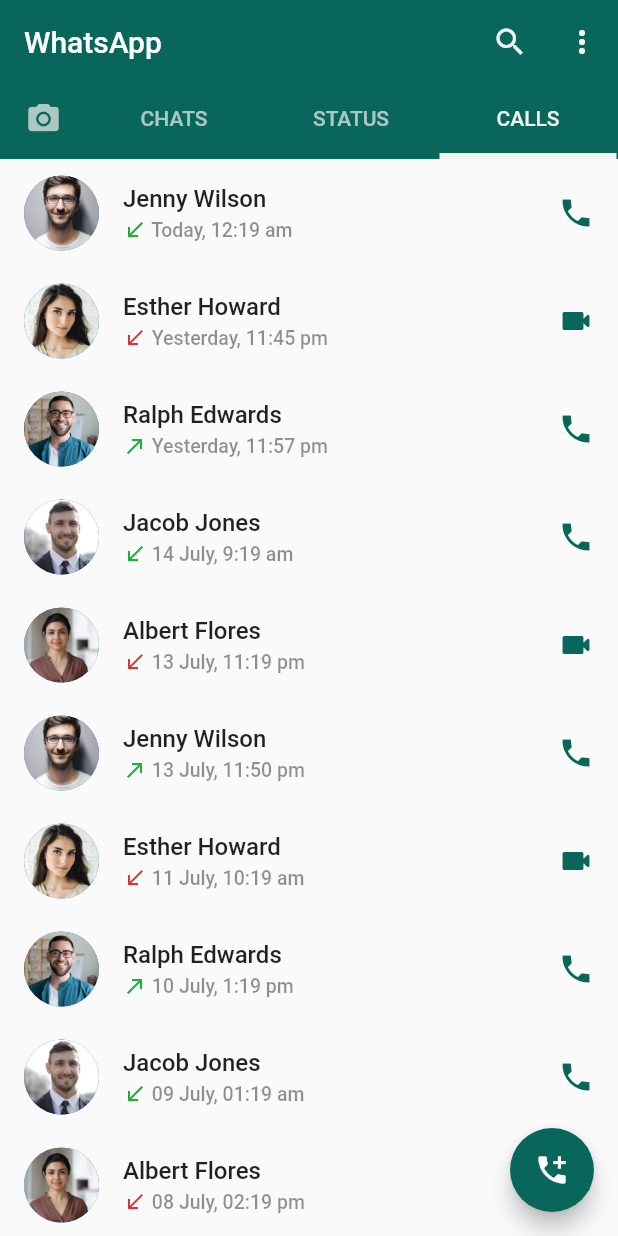
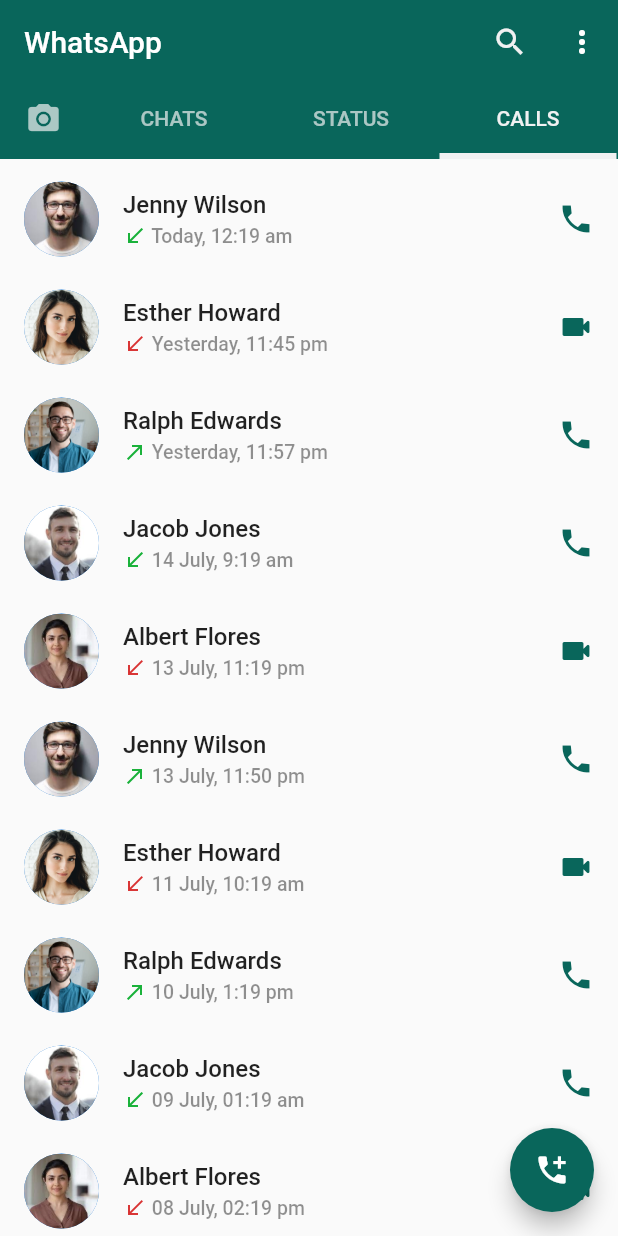
Before and after one commit to aliasar1/WhatsApp-UI-Clone, a Flutter app: the screen it shows after launch, tab 4 chosen, on a phone screen of 412 x 824 dp. Run offline on Flutter 3.47's test engine with Material 2 defaults, Android fonts, the phone set to English and light mode, and no system bars.

Commit message:
Fixed padding in screens.

```diff
--- a/lib/screens/call_history_screen/call_screen.dart
+++ b/lib/screens/call_history_screen/call_screen.dart
@@ -17,6 +17,7 @@ class _CallScreenState extends State<CallScreen> {
   Widget build(BuildContext context) {
     return Scaffold(
       body: ListView.builder(
+        padding: const EdgeInsets.only(top: kSmallPadding / 2),
         itemCount: callsData.length,
         itemBuilder: ((context, index) =>
             CallBuilder(callLog: callsData[index])),
--- a/lib/screens/inbox_screen/inbox_screen.dart
+++ b/lib/screens/inbox_screen/inbox_screen.dart
@@ -187,6 +187,7 @@ class _InboxScreenState extends State<InboxScreen>
             children: [
               const Text(""),
               ListView.builder(
+                padding: const EdgeInsets.only(top: kLargePadding),
                 itemCount: chatsData.length + 1,
                 itemBuilder: ((context, index) => (index != chatsData.length)
                     ? ChatCard(
--- a/lib/screens/status_screen/status_screen.dart
+++ b/lib/screens/status_screen/status_screen.dart
@@ -26,6 +26,7 @@ class _StatusScreenState extends State<StatusScreen> {
           SizedBox(
             height: 125,
             child: ListView.builder(
+              padding: const EdgeInsets.only(top: kSmallPadding / 3),
               itemCount: statusData.length,
               itemBuilder: ((context, index) => statusData[index].isSeen == true
                   ? PublicStatusCard(
@@ -40,6 +41,7 @@ class _StatusScreenState extends State<StatusScreen> {
           SizedBox(
             height: 250,
             child: ListView.builder(
+              padding: const EdgeInsets.only(top: kSmallPadding / 3),
               itemCount: statusData.length,
               itemBuilder: ((context, index) =>
                   statusData[index].isSeen == false
```
